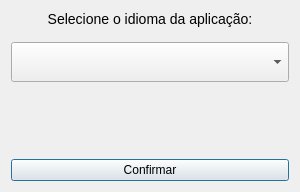
This is resources/ui/languageview.ui in luisEduardoBet/T-TEA2.0 as Qt 5 draws it before an edit. The edited form follows.
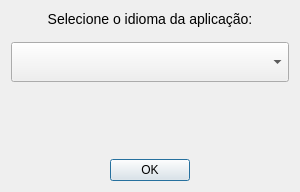
This is the edited form. Icons and pictures are not drawn.

```diff
--- a/resources/ui/languageview.ui
+++ b/resources/ui/languageview.ui
@@ -64,12 +64,20 @@
     </spacer>
    </item>
    <item>
-    <widget class="QPushButton" name="btn_confirm">
+    <layout class="QHBoxLayout" name="lay_button">
+     <item>
+      <widget class="QPushButton" name="pb_ok">
+       <property name="sizePolicy">
+        <sizepolicy hsizetype="Fixed" vsizetype="Fixed">
+         <horstretch>0</horstretch>
+         <verstretch>0</verstretch>
+        </sizepolicy>
+       </property>
      <property name="toolTip">
       <string>Gravar operação corrente</string>
      </property>
      <property name="text">
-      <string>Confirmar</string>
+        <string>OK</string>
      </property>
      <property name="icon">
       <iconset resource="../resources.qrc">
@@ -81,10 +89,18 @@
        <height>16</height>
       </size>
      </property>
+       <property name="autoDefault">
+        <bool>true</bool>
+       </property>
      <property name="default">
-      <bool>true</bool>
-     </property>
-    </widget>
+        <bool>false</bool>
+       </property>
+       <property name="flat">
+        <bool>false</bool>
+       </property>
+      </widget>
+     </item>
+    </layout>
    </item>
   </layout>
  </widget>
```
Left out of the diff: 17 changed lines with no effect on the pictures. Lines whose indentation alone changed are shown as unchanged.
